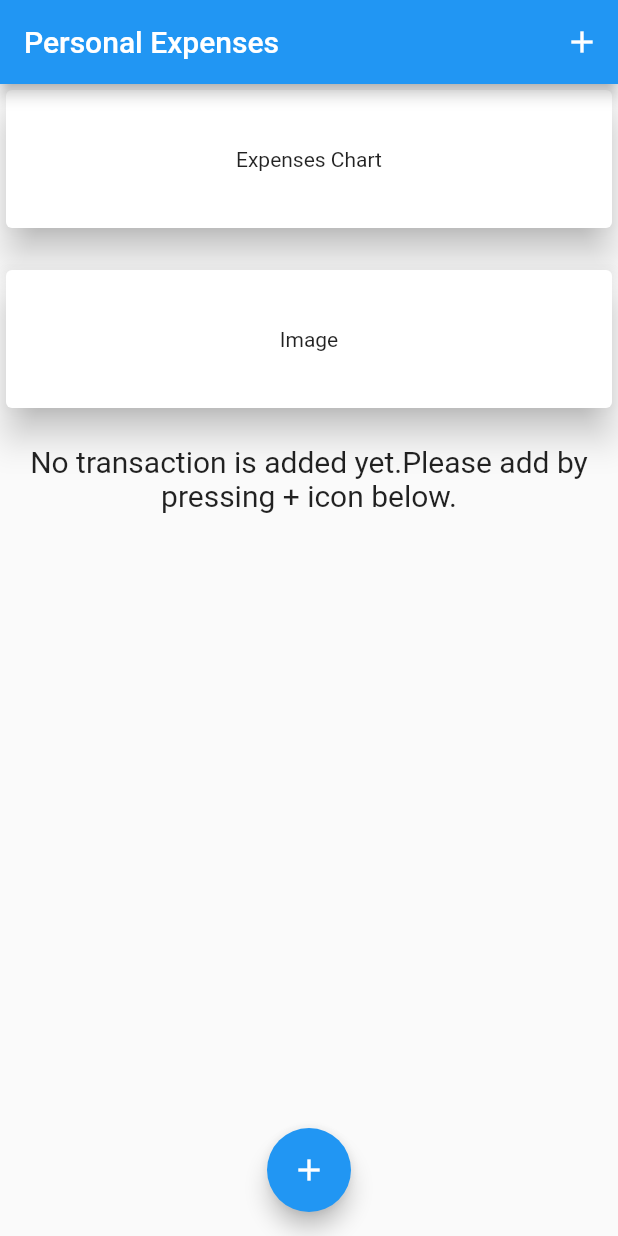
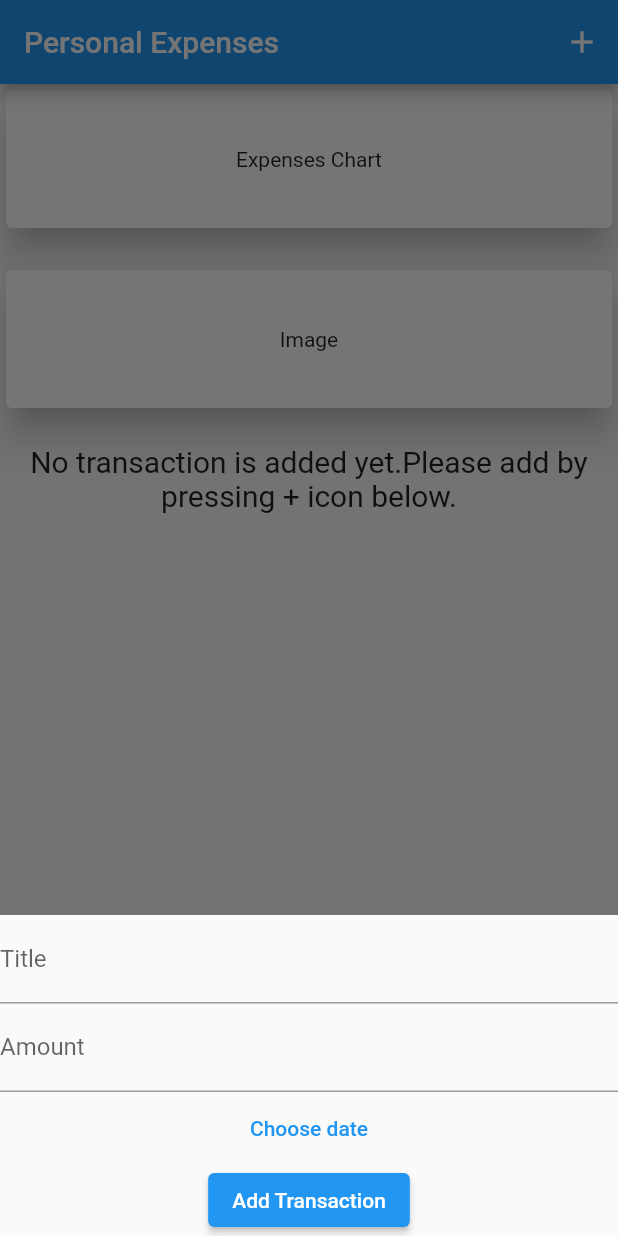
Before and after one commit to Yoseph-Gebeyehu/Tranasaction-App, a Flutter app: the screen it shows after launch, after a tap on the "add" icon, on a phone screen of 412 x 824 dp. Run offline on Flutter 3.47's test engine with Material 2 defaults, Android fonts, the phone set to English and light mode, and no system bars.

Commit message:
A file, which contains the model for adding transaction is adde. And also we add bottom modal sheet and scrollable functionality to the main dart file.

```diff
--- a/lib/main.dart
+++ b/lib/main.dart
@@ -1,6 +1,5 @@
-import 'dart:ffi';
-
 import 'package:flutter/material.dart';
+import 'new_transaction.dart';
 
 void main() => runApp(AppHomePage());
 
@@ -25,13 +24,23 @@ class App extends StatefulWidget {
 }
 
 class _AppState extends State<App> {
+  void startAddingNewTransaction() {
+    showModalBottomSheet(
+        context: context,
+        builder: (_) {
+          return NewTransaction();
+        });
+  }
+
   @override
   Widget build(BuildContext context) {
     return Scaffold(
       appBar: AppBar(
         actions: [
           IconButton(
-            onPressed: () {},
+            onPressed: () {
+              startAddingNewTransaction();
+            },
             icon: Icon(Icons.add),
           ),
         ],
@@ -39,7 +48,8 @@ class _AppState extends State<App> {
           'Personal Expenses',
         ),
       ),
-      body: Column(
+      body: SingleChildScrollView(
+        child: Column(
           children: <Widget>[
             Container(
               height: 100,
@@ -54,7 +64,7 @@ class _AppState extends State<App> {
               ),
             ),
             Container(
-            margin: EdgeInsets.only(top: 20,bottom: 20),
+              margin: EdgeInsets.only(top: 20, bottom: 20),
               width: double.infinity,
               height: 100,
               child: Card(
@@ -71,6 +81,7 @@ class _AppState extends State<App> {
             ),
           ],
         ),
+      ),
       floatingActionButtonLocation: FloatingActionButtonLocation.centerFloat,
       floatingActionButton: FloatingActionButton(
         child: IconButton(
@@ -79,7 +90,9 @@ class _AppState extends State<App> {
             color: Colors.white,
           ),
         ),
-        onPressed: () {},
+        onPressed: () {
+          startAddingNewTransaction();
+        },
       ),
     );
   }
--- /dev/null
+++ b/lib/new_transaction.dart
@@ -0,0 +1,40 @@
+import 'package:flutter/material.dart';
+
+class NewTransaction extends StatefulWidget {
+  // const NewTransaction({ Key? key }) : super(key: key);
+
+  @override
+  State<NewTransaction> createState() => _NewTransactionState();
+}
+
+class _NewTransactionState extends State<NewTransaction> {
+  @override
+  Widget build(BuildContext context) {
+    return SingleChildScrollView(
+      child: Column(
+        children: [
+          TextField(
+            decoration: InputDecoration(
+              labelText: 'Title',
+            ),
+          ),
+          TextField(
+            decoration: InputDecoration(
+              labelText: 'Amount',
+            ),
+          ),
+          TextButton(
+            onPressed: () {
+
+            },
+            child: Text('Choose date'),
+          ),
+          ElevatedButton(
+            onPressed: () {},
+            child: Text('Add Transaction'),
+          ),
+        ],
+      ),
+    );
+  }
+}
```
Lines whose indentation alone changed are shown as unchanged.
